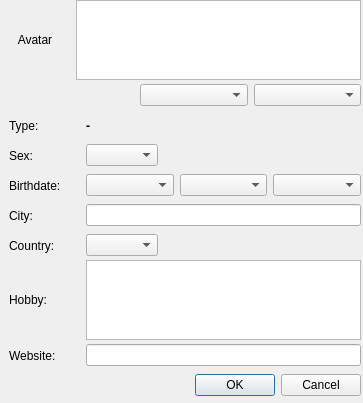
gitter-badger/simplechatclient, file ui/my_profile.ui: the form before one commit.
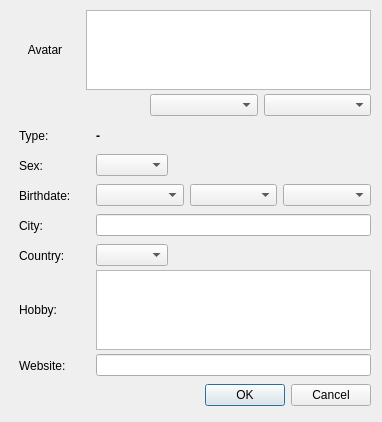
The form after the commit. Icons and pictures are not drawn.

Diff of the .ui file:
```diff
--- a/ui/my_profile.ui
+++ b/ui/my_profile.ui
@@ -6,20 +6,20 @@
    <rect>
     <x>0</x>
     <y>0</y>
-    <width>363</width>
-    <height>403</height>
+    <width>382</width>
+    <height>422</height>
    </rect>
   </property>
   <property name="minimumSize">
    <size>
-    <width>363</width>
-    <height>403</height>
+    <width>382</width>
+    <height>422</height>
    </size>
   </property>
   <property name="maximumSize">
    <size>
-    <width>363</width>
-    <height>403</height>
+    <width>382</width>
+    <height>422</height>
    </size>
   </property>
   <property name="windowTitle">
@@ -32,8 +32,8 @@
   <widget class="QWidget" name="horizontalLayoutWidget">
    <property name="geometry">
     <rect>
-     <x>0</x>
-     <y>0</y>
+     <x>10</x>
+     <y>10</y>
      <width>361</width>
      <height>80</height>
     </rect>
@@ -108,8 +108,8 @@
   <widget class="QWidget" name="horizontalLayoutWidget_2">
    <property name="geometry">
     <rect>
-     <x>0</x>
-     <y>80</y>
+     <x>10</x>
+     <y>90</y>
      <width>361</width>
      <height>31</height>
     </rect>
@@ -168,8 +168,8 @@
   <widget class="QWidget" name="horizontalLayoutWidget_5">
    <property name="geometry">
     <rect>
-     <x>0</x>
-     <y>110</y>
+     <x>10</x>
+     <y>120</y>
      <width>361</width>
      <height>31</height>
     </rect>
@@ -212,8 +212,8 @@
   <widget class="QWidget" name="horizontalLayoutWidget_6">
    <property name="geometry">
     <rect>
-     <x>0</x>
-     <y>140</y>
+     <x>10</x>
+     <y>150</y>
      <width>361</width>
      <height>31</height>
     </rect>
@@ -262,8 +262,8 @@
   <widget class="QWidget" name="horizontalLayoutWidget_7">
    <property name="geometry">
     <rect>
-     <x>0</x>
-     <y>170</y>
+     <x>10</x>
+     <y>180</y>
      <width>361</width>
      <height>31</height>
     </rect>
@@ -305,8 +305,8 @@
   <widget class="QWidget" name="horizontalLayoutWidget_8">
    <property name="geometry">
     <rect>
-     <x>0</x>
-     <y>200</y>
+     <x>10</x>
+     <y>210</y>
      <width>361</width>
      <height>31</height>
     </rect>
@@ -342,8 +342,8 @@
   <widget class="QWidget" name="horizontalLayoutWidget_9">
    <property name="geometry">
     <rect>
-     <x>0</x>
-     <y>230</y>
+     <x>10</x>
+     <y>240</y>
      <width>361</width>
      <height>31</height>
     </rect>
@@ -392,8 +392,8 @@
   <widget class="QWidget" name="horizontalLayoutWidget_10">
    <property name="geometry">
     <rect>
-     <x>0</x>
-     <y>340</y>
+     <x>10</x>
+     <y>350</y>
      <width>361</width>
      <height>31</height>
     </rect>
@@ -429,8 +429,8 @@
   <widget class="QWidget" name="horizontalLayoutWidget_11">
    <property name="geometry">
     <rect>
-     <x>0</x>
-     <y>370</y>
+     <x>10</x>
+     <y>380</y>
      <width>361</width>
      <height>31</height>
     </rect>
@@ -448,8 +448,8 @@
   <widget class="QWidget" name="horizontalLayoutWidget_3">
    <property name="geometry">
     <rect>
-     <x>0</x>
-     <y>260</y>
+     <x>10</x>
+     <y>270</y>
      <width>361</width>
      <height>80</height>
     </rect>
```
